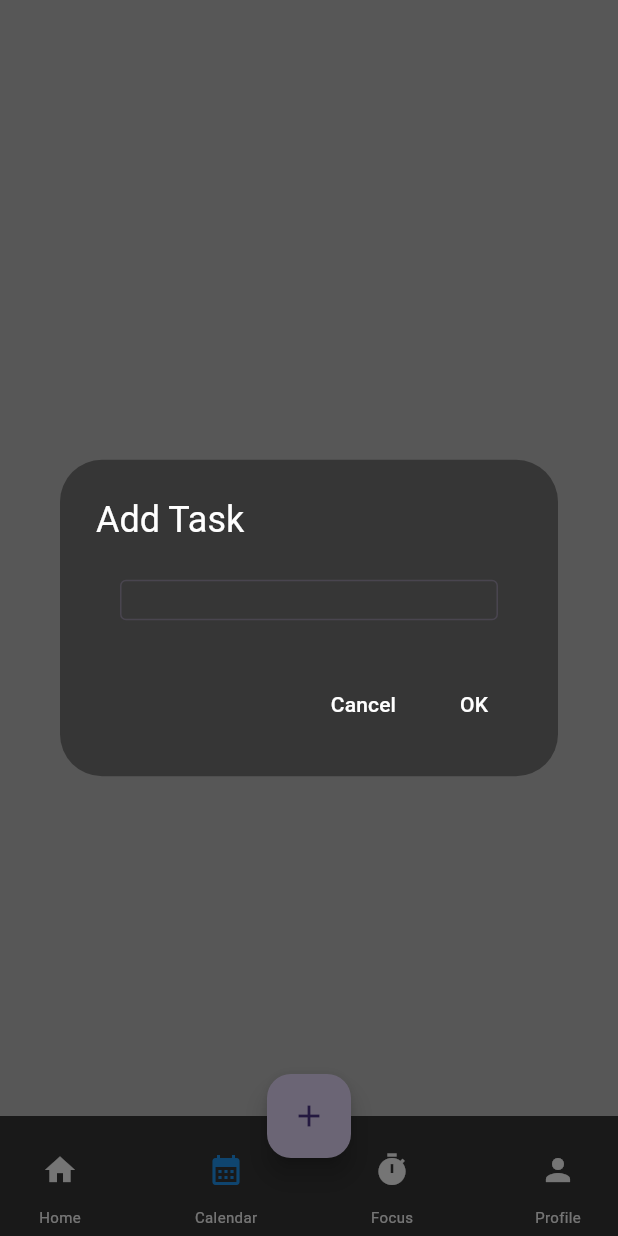
After one commit to dilshan-mp/todo_app, a Flutter app: the BottomNavigationBarExample screen opened by its route, item 2 of the bottom bar chosen, after a tap on the "add" icon, on a phone screen of 412 x 824 dp. The commit adds this screen. Run offline on Flutter 3.47's test engine with Material 3 defaults, Android fonts, the light colour scheme and no system bars; our stand-ins replace cloud_firestore, device_preview, firebase_auth, firebase_core, flutter_svg, google_sign_in; accounts and stored records are empty.

Commit message:
add dialog box

```diff
--- /dev/null
+++ b/lib/screens/bottomNavigation.dart
@@ -0,0 +1,249 @@
+import 'package:flutter/material.dart';
+import 'package:todo_app/screens/taskPage/homePage.dart';
+import 'package:todo_app/widgets/textFields.dart';
+
+class BottomNavigationBarExample extends StatefulWidget {
+  @override
+  _BottomNavigationBarExampleState createState() =>
+      _BottomNavigationBarExampleState();
+}
+
+class _BottomNavigationBarExampleState
+    extends State<BottomNavigationBarExample> {
+  int _selectedIndex = 0;
+
+  final List<Widget> _pages = [
+    HomePage(),
+    CalendarPage(),
+    FocusPage(),
+    ProfilePage(),
+  ];
+
+  void _onItemTapped(int index) {
+    setState(() {
+      _selectedIndex = index;
+    });
+  }
+
+  void _ShowDialogBox() {
+    showDialog(
+      context: context,
+      builder: (BuildContext context) {
+        return AlertDialog(
+          backgroundColor: Color(0XFF363636),
+          title: const Text(
+            "Add Task",
+            style: TextStyle(
+              color: Colors.white,
+            ),
+          ),
+          content: Column(
+            mainAxisSize: MainAxisSize.min,
+            children: [
+              Container(
+                width: 327, // Fixed width
+                height: 43, // Fixed height
+                padding: const EdgeInsets.symmetric(
+                    vertical: 8, horizontal: 16), // Padding // Positioning
+                child: TextField(
+                  style: const TextStyle(
+                    color: Colors.white, // Text color
+                  ),
+                  decoration: InputDecoration(
+                    border: const OutlineInputBorder(
+                      borderRadius: BorderRadius.only(
+                        topLeft: Radius.circular(4), // Border radius
+                        bottomLeft: Radius.circular(4),
+                        bottomRight: Radius.circular(4),
+                        topRight: Radius.circular(4),
+                      ),
+                      borderSide: BorderSide(
+                        color: Colors.white, // Border color
+                        width: 5,
+                      ),
+                    ),
+                    filled: true,
+                    fillColor: Colors.white
+                        .withOpacity(0), // Background color with opacity
+                    contentPadding: const EdgeInsets.symmetric(
+                        horizontal: 16), // Inner padding
+                  ),
+                ),
+              )
+            ],
+          ),
+          actions: [
+            TextButton(
+              child: const Text(
+                "Cancel",
+                style: TextStyle(
+                    color: Colors.white), // Optional: style the button text
+              ),
+              onPressed: () {
+                Navigator.of(context).pop(); // Close the dialog
+              },
+            ),
+            TextButton(
+              child: const Text(
+                "OK",
+                style: TextStyle(
+                    color: Colors.white), // Optional: style the button text
+              ),
+              onPressed: () {
+                // Add any action you want on OK press
+                Navigator.of(context).pop(); // Close the dialog
+              },
+            ),
+          ],
+        );
+      },
+    );
+  }
+
+  @override
+  Widget build(BuildContext context) {
+    return Scaffold(
+      backgroundColor: Colors.black26,
+      body: IndexedStack(
+        index: _selectedIndex,
+        children: _pages,
+      ),
+      bottomNavigationBar: BottomAppBar(
+        color: Color(0xFF363636),
+        child: Row(
+          mainAxisAlignment: MainAxisAlignment.spaceBetween,
+          children: [
+            _buildBottomNavItem(
+              icon: Icons.home,
+              label: 'Home',
+              index: 0,
+            ),
+            _buildBottomNavItem(
+              icon: Icons.calendar_month,
+              label: 'Calendar',
+              index: 1,
+            ),
+            _buildBottomNavItem(
+              icon: Icons.timer,
+              label: 'Focus',
+              index: 2,
+            ),
+            _buildBottomNavItem(
+              icon: Icons.person,
+              label: 'Profile',
+              index: 3,
+            ),
+          ],
+        ),
+      ),
+      floatingActionButton: FloatingActionButton(
+          child: Icon(Icons.add), onPressed: _ShowDialogBox),
+      floatingActionButtonLocation: FloatingActionButtonLocation.centerDocked,
+    );
+  }
+
+  Widget _buildBottomNavItem(
+      {required IconData icon, required String label, required int index}) {
+    Color iconColor = _selectedIndex == index ? Colors.blue : Colors.white;
+    return Column(
+      mainAxisSize: MainAxisSize.min,
+      children: [
+        IconButton(
+          icon: Icon(
+            icon,
+            color: iconColor,
+          ),
+          onPressed: () =>
+              _onItemTapped(index), // Navigate to the selected page
+        ),
+        Text(
+          label,
+          style: const TextStyle(color: Colors.white, fontSize: 10),
+        ),
+      ],
+    );
+  }
+}
+
+// Example Pages
+class CalendarPage extends StatelessWidget {
+  @override
+  Widget build(BuildContext context) {
+    return const Center(
+        child: Text('Calendar Page', style: TextStyle(fontSize: 24)));
+  }
+}
+
+class FocusPage extends StatelessWidget {
+  @override
+  Widget build(BuildContext context) {
+    return const Center(
+        child: Text('Focus Page', style: TextStyle(fontSize: 24)));
+  }
+}
+
+class ProfilePage extends StatelessWidget {
+  @override
+  Widget build(BuildContext context) {
+    return const Center(
+        child: Text('Profile Page', style: TextStyle(fontSize: 24)));
+  }
+}
+
+ThemeData buildShrineTheme() {
+  final ThemeData base = ThemeData.light();
+  return base.copyWith(
+    colorScheme: shrineColorScheme,
+    textTheme: buildShrineTextTheme(base.textTheme),
+  );
+}
+
+TextTheme buildShrineTextTheme(TextTheme base) {
+  return base
+      .copyWith(
+        bodyLarge: base.bodyLarge?.copyWith(
+          fontWeight: FontWeight.w400,
+          fontSize: 14,
+          letterSpacing: defaultLetterSpacing,
+        ),
+        labelLarge: base.labelLarge?.copyWith(
+          fontWeight: FontWeight.w500,
+          fontSize: 14,
+          letterSpacing: defaultLetterSpacing,
+        ),
+      )
+      .apply(
+        fontFamily: 'Rubik',
+        displayColor: shrineBrown900,
+        bodyColor: shrineBrown900,
+      );
+}
+
+const ColorScheme shrineColorScheme = ColorScheme(
+  primary: shrinePink100,
+  secondary: shrinePink50,
+  surface: shrineSurfaceWhite,
+  background: shrineBackgroundWhite,
+  error: shrineErrorRed,
+  onPrimary: shrineBrown900,
+  onSecondary: shrineBrown900,
+  onSurface: shrineBrown900,
+  onBackground: shrineBrown900,
+  onError: shrineSurfaceWhite,
+  brightness: Brightness.light,
+);
+
+const Color shrinePink50 = Color(0xFFFEEAE6);
+const Color shrinePink100 = Color(0xFFFEDBD0);
+const Color shrinePink300 = Color(0xFFFBB8AC);
+const Color shrinePink400 = Color(0xFFEAA4A4);
+
+const Color shrineBrown900 = Color(0xFF442B2D);
+const Color shrineBrown600 = Color(0xFF7D4F52);
+
+const Color shrineErrorRed = Color(0xFFC5032B);
+
+const Color shrineSurfaceWhite = Color(0xFFFFFBFA);
+const Color shrineBackgroundWhite = Colors.white;
+
+const double defaultLetterSpacing = 0.03;
--- a/lib/screens/loginPages/loginPage.dart
+++ b/lib/screens/loginPages/loginPage.dart
@@ -36,10 +36,7 @@ class _LoginPageState extends State<LoginPage> {
         );
 
         // Navigate to homepage after successful login
-        Navigator.pushReplacement(
-          context,
-          MaterialPageRoute(builder: (context) => HomePage()),
-        );
+        Navigator.pushReplacementNamed(context, "bottomNavigation");
       } on FirebaseAuthException catch (e) {
         String message = '';
         if (e.code == 'user-not-found') {
```
Also changed, not shown: lib/main.dart (+13 -9 lines), lib/screens/taskPage/homePage.dart (+9 -1 lines), lib/widgets/showDialogBox.dart (added, +15 -0 lines).
